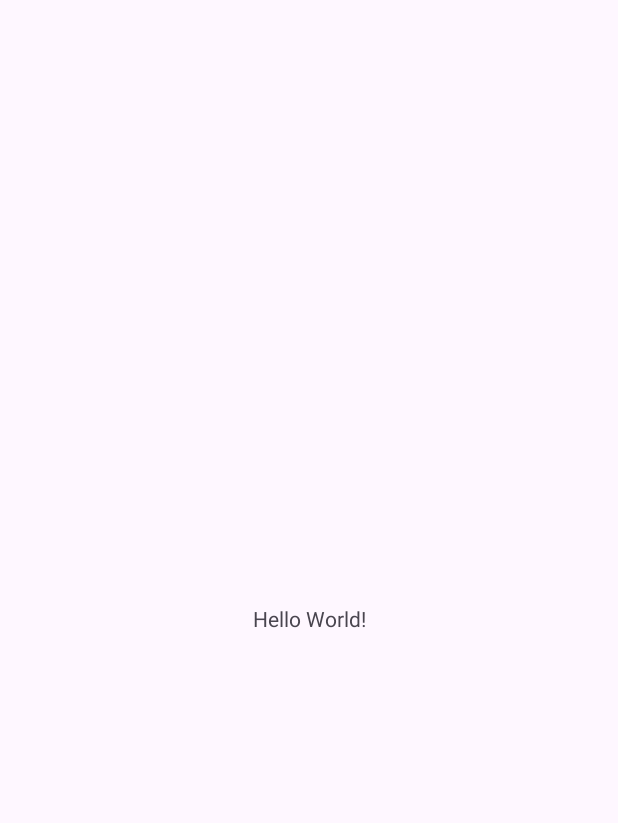
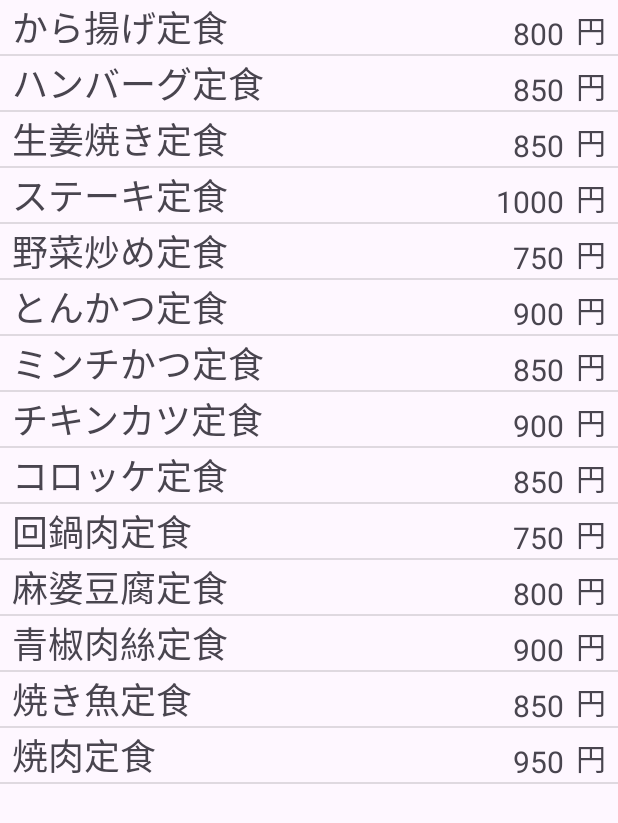
Before and after one commit to its22013/Android1, an Android app: the screen it shows after launch (MainActivity), on a phone screen of 412 x 824 dp. Before the commit the part shown is almost empty. Shown: the top 823 px of the screen. Run offline under Robolectric (Android 15) with nearby library versions, the phone set to English and light mode, and no system bars.

Commit message:
chap07.01

```diff
--- a/IntentSample/app/src/main/java/jp/ac/it_college/std/s22013/intentsample/MainActivity.kt
+++ b/IntentSample/app/src/main/java/jp/ac/it_college/std/s22013/intentsample/MainActivity.kt
@@ -2,10 +2,25 @@ package jp.ac.it_college.std.s22013.intentsample
 
 import androidx.appcompat.app.AppCompatActivity
 import android.os.Bundle
+import androidx.recyclerview.widget.DividerItemDecoration
+import androidx.recyclerview.widget.LinearLayoutManager
+import jp.ac.it_college.std.s22013.intentsample.databinding.ActivityMainBinding
 
 class MainActivity : AppCompatActivity() {
+    private lateinit var binding: ActivityMainBinding
+
     override fun onCreate(savedInstanceState: Bundle?) {
         super.onCreate(savedInstanceState)
-        setContentView(R.layout.activity_main)
+        binding = ActivityMainBinding.inflate(layoutInflater)
+        setContentView(binding.root)
+
+        binding.lvMenu.apply {
+            adapter = MenuListAdapter(menuList)
+
+            LinearLayoutManager(this@MainActivity).let {
+                layoutManager = it
+                addItemDecoration(DividerItemDecoration(this@MainActivity, it.orientation))
+            }
+        }
     }
 }
--- /dev/null
+++ b/IntentSample/app/src/main/java/jp/ac/it_college/std/s22013/intentsample/Menu.kt
@@ -0,0 +1,20 @@
+package jp.ac.it_college.std.s22013.intentsample
+
+data class Menu(val name: String, val price: Int)
+
+val menuList = listOf(
+    Menu("から揚げ定食", 800),
+    Menu("ハンバーグ定食", 850),
+    Menu("生姜焼き定食", 850),
+    Menu("ステーキ定食", 1000),
+    Menu("野菜炒め定食", 750),
+    Menu("とんかつ定食", 900),
+    Menu("ミンチかつ定食", 850),
+    Menu("チキンカツ定食", 900),
+    Menu("コロッケ定食", 850),
+    Menu("回鍋肉定食", 750),
+    Menu("麻婆豆腐定食", 800),
+    Menu("青椒肉絲定食", 900),
+    Menu("焼き魚定食", 850),
+    Menu("焼肉定食", 950),
+)
--- /dev/null
+++ b/IntentSample/app/src/main/java/jp/ac/it_college/std/s22013/intentsample/MenuListAdapter.kt
@@ -0,0 +1,30 @@
+package jp.ac.it_college.std.s22013.intentsample
+
+import android.view.LayoutInflater
+import android.view.ViewGroup
+import androidx.recyclerview.widget.RecyclerView
+import jp.ac.it_college.std.s22013.intentsample.databinding.MenuRowBinding
+
+class MenuListAdapter(private val data: List<Menu>)
+    : RecyclerView.Adapter<MenuListAdapter.ViewHolder>() {
+
+    class ViewHolder(val binding: MenuRowBinding) : RecyclerView.ViewHolder(binding.root)
+
+    override fun onCreateViewHolder(parent: ViewGroup, viewType: Int): ViewHolder =
+        ViewHolder(
+            MenuRowBinding.inflate(
+                LayoutInflater.from(parent.context), parent, false
+            )
+        )
+
+
+    override fun getItemCount(): Int = data.size
+
+    override fun onBindViewHolder(holder: ViewHolder, position: Int) {
+        val menu = data[position]
+        holder.binding.apply {
+            tvName.text = menu.name
+            tvPrice.text = menu.price.toString()
+        }
+    }
+}
--- a/IntentSample/app/src/main/res/layout/activity_main.xml
+++ b/IntentSample/app/src/main/res/layout/activity_main.xml
@@ -6,13 +6,12 @@
     android:layout_height="match_parent"
     tools:context=".MainActivity">
 
-    <TextView
-        android:layout_width="wrap_content"
-        android:layout_height="wrap_content"
-        android:text="Hello World!"
+    <androidx.recyclerview.widget.RecyclerView
+        android:id="@+id/lvMenu"
+        android:layout_width="0dp"
+        android:layout_height="0dp"
         app:layout_constraintBottom_toBottomOf="parent"
         app:layout_constraintEnd_toEndOf="parent"
         app:layout_constraintStart_toStartOf="parent"
         app:layout_constraintTop_toTopOf="parent" />
-
 </androidx.constraintlayout.widget.ConstraintLayout>
--- /dev/null
+++ b/IntentSample/app/src/main/res/layout/menu_row.xml
@@ -0,0 +1,39 @@
+<?xml version="1.0" encoding="utf-8"?>
+<androidx.constraintlayout.widget.ConstraintLayout xmlns:android="http://schemas.android.com/apk/res/android"
+    xmlns:app="http://schemas.android.com/apk/res-auto"
+    xmlns:tools="http://schemas.android.com/tools"
+    android:layout_width="match_parent"
+    android:layout_height="wrap_content">
+
+    <TextView
+        android:id="@+id/tvName"
+        android:layout_width="wrap_content"
+        android:layout_height="wrap_content"
+        android:layout_marginStart="8dp"
+        android:text="TextView"
+        android:textSize="24dp"
+        app:layout_constraintBaseline_toBaselineOf="@+id/tvYen"
+        app:layout_constraintStart_toStartOf="parent"
+        tools:text="から揚げ定食" />
+
+    <TextView
+        android:id="@+id/tvYen"
+        android:layout_width="wrap_content"
+        android:layout_height="wrap_content"
+        android:layout_marginEnd="8dp"
+        android:text="@string/tv_yen"
+        android:textSize="20sp"
+        app:layout_constraintBottom_toBottomOf="@+id/tvName"
+        app:layout_constraintEnd_toEndOf="parent" />
+
+    <TextView
+        android:id="@+id/tv_Price"
+        android:layout_width="wrap_content"
+        android:layout_height="wrap_content"
+        android:layout_marginEnd="8dp"
+        android:textSize="20sp"
+        app:layout_constraintBottom_toBottomOf="@+id/tvName"
+        app:layout_constraintEnd_toStartOf="@+id/tvYen"
+        tools:text="850" />
+
+</androidx.constraintlayout.widget.ConstraintLayout>
--- a/IntentSample/app/src/main/res/values/strings.xml
+++ b/IntentSample/app/src/main/res/values/strings.xml
@@ -1,3 +1,8 @@
 <resources>
     <string name="app_name">IntentSample</string>
+    <string name="tv_thx_title">注文完了</string>
+    <string name="tv_thx_desc">以下のメニューのご注文を受付ました。\nご注文ありがとうございます。
+    </string>
+    <string name="tv_yen">円</string>
+    <string-array name="bt_thx_back">リストに戻る</string-array>
 </resources>
```
